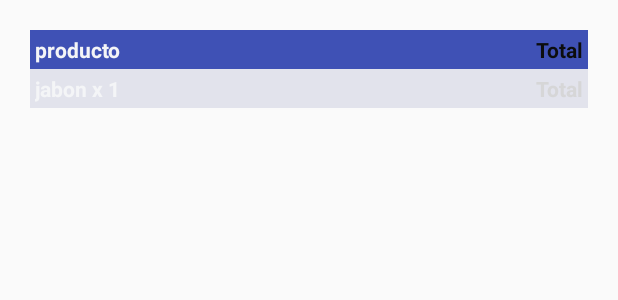
After one commit to JASJ-07/layout, an Android app: the layout table_layout.xml on its own in the app's theme, with its tools: preview values and no code run, on a phone screen of 412 x 824 dp. The commit adds this screen. Shown: the top 300 px of the screen. Run offline under Robolectric (Android 15) with nearby library versions, the phone set to English and light mode, and no system bars.

Commit message:
se crea nuevolayout table

```diff
--- /dev/null
+++ b/miprimerlayout/app/src/main/res/layout/table_layout.xml
@@ -0,0 +1,42 @@
+<?xml version="1.0" encoding="utf-8"?>
+<TableLayout xmlns:android="http://schemas.android.com/apk/res/android"
+    android:layout_width="match_parent"
+    android:layout_height="match_parent"
+    android:padding="20dp"
+    android:stretchColumns="1">
+
+    <TableRow android:background="@color/colorPrimary">
+
+        <TextView
+            android:layout_column="0"
+            android:padding="3dp"
+            android:text="producto"
+            android:textColor="@color/blanco"
+            android:textStyle="bold" />
+
+        <TextView
+            android:layout_column="2"
+            android:padding="3dp"
+            android:text="Total"
+            android:textColor="@color/negro"
+            android:textStyle="bold" />
+    </TableRow>
+
+    <TableRow android:background="@color/gris">
+
+        <TextView
+            android:layout_column="0"
+            android:padding="3dp"
+            android:text="jabon x 1"
+            android:textColor="@color/blanco"
+            android:textStyle="bold" />
+
+        <TextView
+            android:layout_column="2"
+            android:padding="3dp"
+            android:text="Total"
+            android:textColor="@color/blnco"
+            android:textStyle="bold" />
+    </TableRow>
+
+</TableLayout>
--- a/miprimerlayout/app/src/main/res/values/colors.xml
+++ b/miprimerlayout/app/src/main/res/values/colors.xml
@@ -2,5 +2,8 @@
 <resources>
     <color name="colorPrimary">#3F51B5</color>
     <color name="colorPrimaryDark">#303F9F</color>
+    <color name="blanco">#f4f5f7</color>
+    <color name="negro">#0c0d0d</color>
+    <color name="gris">#e2e3ec</color>
     <color name="colorAccent">#FF4081</color>
 </resources>
```
